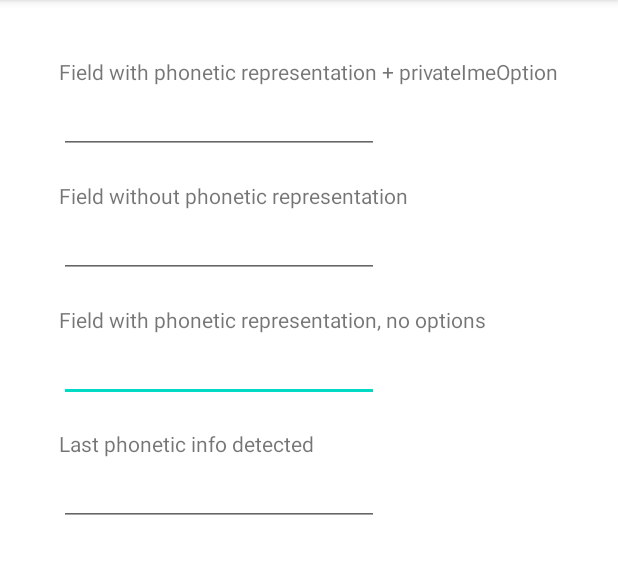
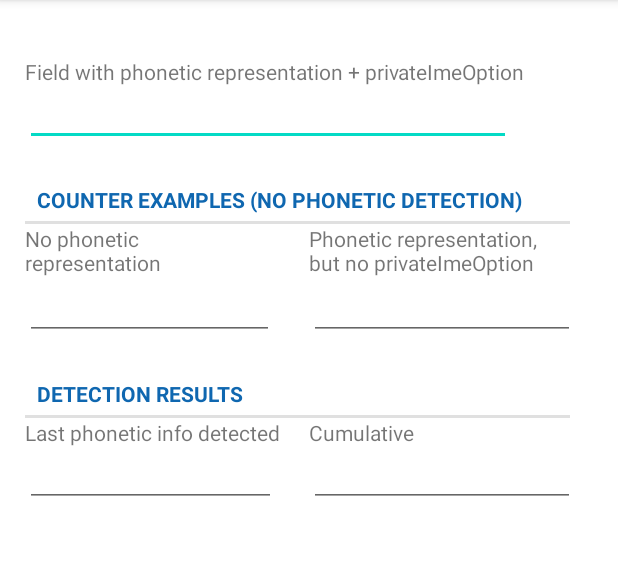
Before and after one commit to xxandy/GetGboardPhoneticOut, an Android app: the screen it shows after launch (MainActivity), on a phone screen of 412 x 824 dp, the part 84-658 px from its top. Run offline under Robolectric (Android 15) with nearby library versions, the phone set to English and light mode, and no system bars.

Commit message:
Add cumulative phonetic detection field

```diff
--- a/app/build.gradle
+++ b/app/build.gradle
@@ -9,8 +9,8 @@ android {
         applicationId "com.ragingsamples.getimephoneticname"
         minSdkVersion 27
         targetSdkVersion 29
-        versionCode 1
-        versionName "1.0"
+        versionCode 101
+        versionName "1.01"
 
         testInstrumentationRunner "androidx.test.runner.AndroidJUnitRunner"
     }
--- a/app/src/main/java/com/ragingsamples/getimephoneticname/MainActivity.java
+++ b/app/src/main/java/com/ragingsamples/getimephoneticname/MainActivity.java
@@ -34,11 +34,12 @@ import android.util.Log;
 
 public class MainActivity extends AppCompatActivity {
     private EventHighlighter eventHighlighter;
+    private EventHighlighter eventHighlighterCumulative;
 
     private class PhoneticRetriever implements TextWatcher {
-        PhoneticRetriever( EditText target )
-        {
+        PhoneticRetriever( EditText target, EditText cumulative ) {
             this._target = target;
+            this._cumulativeTarget = cumulative;
         }
 
         // Extracts phonetic metadata from an incoming text blob
@@ -66,19 +67,22 @@ public class MainActivity extends AppCompatActivity {
             if (sphonetic == null) {
                 _target.setText( "No Phonetic");
                 eventHighlighter.restartRed();
+                eventHighlighterCumulative.restartRed();
             } else {
                 _target.setText("Phonetic: " + sphonetic);
+                _cumulativeTarget.setText(_cumulativeTarget.getText() + sphonetic);
                 eventHighlighter.restartBlue();
+                eventHighlighterCumulative.restartBlue();
             }
         }
 
         @Override
-        public void beforeTextChanged(CharSequence s, int start, int count, int after) {
-        }
+        public void beforeTextChanged(CharSequence s, int start, int count, int after) {}
 
         @Override
         public void onTextChanged(CharSequence s, int start, int before, int count) {}
         EditText _target;
+        EditText _cumulativeTarget;
     }
     @Override
     protected void onCreate(Bundle savedInstanceState) {
@@ -91,8 +95,11 @@ public class MainActivity extends AppCompatActivity {
         EditText etResult =  (EditText)findViewById(R.id.lastPhoneticInfoDisplay );
         this.eventHighlighter = new EventHighlighter( etResult );
 
-        etNoPhonetic.addTextChangedListener( new PhoneticRetriever(etResult) );
-        etPhoneticNoOptions.addTextChangedListener( new PhoneticRetriever(etResult) );
-        etPhoneticWithOptions.addTextChangedListener( new PhoneticRetriever(etResult) );
+        EditText etCumulative =  (EditText)findViewById(R.id.cumulativeInfo );
+        this.eventHighlighterCumulative = new EventHighlighter( etCumulative );
+
+        etNoPhonetic.addTextChangedListener(new PhoneticRetriever(etResult, etCumulative));
+        etPhoneticNoOptions.addTextChangedListener(new PhoneticRetriever(etResult, etCumulative));
+        etPhoneticWithOptions.addTextChangedListener(new PhoneticRetriever(etResult, etCumulative));
     }
 }
--- a/app/src/main/res/layout/activity_main.xml
+++ b/app/src/main/res/layout/activity_main.xml
@@ -7,40 +7,41 @@
     tools:context=".MainActivity">
 
     <EditText
-        android:id="@+id/editTextPhoneticNoOptions"
-        android:layout_width="wrap_content"
-        android:layout_height="wrap_content"
+        android:id="@+id/editTextPhoneticWithOptions"
+        android:layout_width="324dp"
+        android:layout_height="40dp"
         android:ems="10"
-        android:inputType="textPersonName"
-        app:layout_constraintStart_toStartOf="@+id/textView3"
-        app:layout_constraintTop_toBottomOf="@+id/textView3"
-        android:importantForAutofill="no" />
-
-    <TextView
-        android:id="@+id/textView3"
-        android:layout_width="wrap_content"
-        android:layout_height="wrap_content"
-        android:layout_marginTop="18dp"
-        android:labelFor="@id/editTextPhoneticNoOptions"
-        android:text="@string/field_with_phonetic_representation_no_options"
-        app:layout_constraintStart_toStartOf="@+id/editTextNoPhonetic"
-        app:layout_constraintTop_toBottomOf="@+id/editTextNoPhonetic" />
-
-    <EditText
-        android:id="@+id/editTextPhoneticWithOptions"
-        android:layout_width="wrap_content"
-        android:layout_height="wrap_content"
-        android:ems="10"
+        android:importantForAutofill="no"
         android:inputType="textPersonName"
         android:privateImeOptions="com.google.android.inputmethod.latin.requestPhoneticOutput"
         app:layout_constraintStart_toStartOf="@+id/textView"
-        app:layout_constraintTop_toBottomOf="@+id/textView"
-        android:importantForAutofill="no" />
+        app:layout_constraintTop_toBottomOf="@+id/textView" />
+
+    <EditText
+        android:id="@+id/editTextNoPhonetic"
+        android:layout_width="166dp"
+        android:layout_height="40dp"
+        android:editable="true"
+        android:ems="10"
+        android:importantForAutofill="no"
+        android:inputType="none"
+        app:layout_constraintStart_toStartOf="@+id/textView4"
+        app:layout_constraintTop_toBottomOf="@+id/textView4" />
+
+    <EditText
+        android:id="@+id/editTextPhoneticNoOptions"
+        android:layout_width="177dp"
+        android:layout_height="40dp"
+        android:ems="10"
+        android:importantForAutofill="no"
+        android:inputType="textPersonName"
+        app:layout_constraintStart_toStartOf="@+id/textView3"
+        app:layout_constraintTop_toBottomOf="@+id/textView3" />
 
     <EditText
         android:id="@+id/lastPhoneticInfoDisplay"
-        android:layout_width="wrap_content"
-        android:layout_height="wrap_content"
+        android:layout_width="167dp"
+        android:layout_height="40dp"
         android:editable="false"
         android:ems="10"
         android:importantForAutofill="no"
@@ -48,14 +49,27 @@
         app:layout_constraintStart_toStartOf="@+id/textView2"
         app:layout_constraintTop_toBottomOf="@+id/textView2" />
 
+    <EditText
+        android:id="@+id/cumulativeInfo"
+        android:layout_width="177dp"
+        android:layout_height="40dp"
+        android:ems="10"
+        android:importantForAutofill="no"
+        android:inputType="textPersonName"
+        app:layout_constraintStart_toStartOf="@+id/cumulTitle"
+        app:layout_constraintTop_toBottomOf="@+id/cumulTitle" />
+
     <TextView
-        android:id="@+id/textView2"
-        android:layout_width="wrap_content"
-        android:layout_height="wrap_content"
-        android:layout_marginTop="18dp"
-        android:labelFor="@id/lastPhoneticInfoDisplay"
-        android:text="@string/last_phonetic_info_detected"
-        app:layout_constraintStart_toStartOf="@+id/editTextPhoneticNoOptions"
+        android:id="@+id/tvDetectionResults"
+        style="?android:attr/listSeparatorTextViewStyle"
+        android:layout_width="363dp"
+        android:layout_height="32dp"
+        android:layout_marginStart="0dp"
+        android:layout_marginTop="20dp"
+        android:text="@string/detection_results"
+        android:textAppearance="?android:attr/textAppearanceMedium"
+        android:textColor="#ff0f67b0"
+        app:layout_constraintStart_toStartOf="@+id/tvCounterExamples"
         app:layout_constraintTop_toBottomOf="@+id/editTextPhoneticNoOptions" />
 
     <TextView
@@ -66,31 +80,62 @@
         android:labelFor="@id/editTextPhoneticWithOptions"
         android:text="@string/field_with_phonetic_representation_privateimeoption"
         app:layout_constraintBottom_toBottomOf="parent"
+        app:layout_constraintHorizontal_bias="0.21"
         app:layout_constraintLeft_toLeftOf="parent"
         app:layout_constraintRight_toRightOf="parent"
         app:layout_constraintTop_toTopOf="parent"
         app:layout_constraintVertical_bias="0.027" />
 
-    <EditText
-        android:id="@+id/editTextNoPhonetic"
-        android:layout_width="wrap_content"
-        android:layout_height="wrap_content"
-        android:editable="true"
-        android:ems="10"
-        android:inputType="none"
-        app:layout_constraintStart_toStartOf="@+id/textView4"
-        app:layout_constraintTop_toBottomOf="@+id/textView4"
-        android:importantForAutofill="no" />
+    <TextView
+        android:id="@+id/tvCounterExamples"
+        style="?android:attr/listSeparatorTextViewStyle"
+        android:layout_width="363dp"
+        android:layout_height="32dp"
+        android:layout_marginTop="20dp"
+        android:text="@string/counter_examples"
+        android:textAppearance="?android:attr/textAppearanceMedium"
+        android:textColor="#ff0f67b0"
+        app:layout_constraintStart_toStartOf="@+id/editTextPhoneticWithOptions"
+        app:layout_constraintTop_toBottomOf="@+id/editTextPhoneticWithOptions" />
 
     <TextView
         android:id="@+id/textView4"
+        android:layout_width="165dp"
+        android:layout_height="37dp"
+        android:labelFor="@id/editTextNoPhonetic"
+        android:text="@string/field_without_phonetic_representation"
+        app:layout_constraintStart_toStartOf="@+id/tvCounterExamples"
+        app:layout_constraintTop_toBottomOf="@+id/tvCounterExamples" />
+
+
+    <TextView
+        android:id="@+id/textView3"
+        android:layout_width="173dp"
+        android:layout_height="37dp"
+        android:layout_marginStart="24dp"
+        android:labelFor="@id/editTextPhoneticNoOptions"
+        android:text="@string/field_with_phonetic_representation_no_options"
+        app:layout_constraintStart_toEndOf="@+id/textView4"
+        app:layout_constraintTop_toTopOf="@+id/textView4" />
+
+    <TextView
+        android:id="@+id/textView2"
         android:layout_width="wrap_content"
         android:layout_height="wrap_content"
-        android:layout_marginTop="18dp"
-        android:labelFor="@id/editTextNoPhonetic"
-        android:text="@string/field_without_phonetic_representation"
-        app:layout_constraintStart_toStartOf="@+id/editTextPhoneticWithOptions"
+        android:labelFor="@id/lastPhoneticInfoDisplay"
+        android:text="@string/last_phonetic_info_detected"
+        app:layout_constraintStart_toStartOf="@+id/tvDetectionResults"
+        app:layout_constraintTop_toBottomOf="@+id/tvDetectionResults" />
 
-        app:layout_constraintTop_toBottomOf="@+id/editTextPhoneticWithOptions" />
+    <TextView
+        android:id="@+id/cumulTitle"
+        android:layout_width="wrap_content"
+        android:layout_height="wrap_content"
+        android:layout_marginStart="0dp"
+        android:labelFor="@id/lastPhoneticInfoDisplay"
+        android:text="@string/cumulative_title"
+        app:layout_constraintStart_toStartOf="@+id/textView3"
+        app:layout_constraintTop_toTopOf="@+id/textView2" />
+
 
 </androidx.constraintlayout.widget.ConstraintLayout>
--- a/app/src/main/res/values/strings.xml
+++ b/app/src/main/res/values/strings.xml
@@ -1,7 +1,10 @@
 <resources>
     <string name="app_name">GetIMEPhoneticName</string>
     <string name="field_with_phonetic_representation_privateimeoption">Field with phonetic representation + privateImeOption</string>
-    <string name="field_without_phonetic_representation">Field without phonetic representation</string>
+    <string name="field_without_phonetic_representation">No phonetic representation</string>
+    <string name="field_with_phonetic_representation_no_options">Phonetic representation, but no privateImeOption</string>
     <string name="last_phonetic_info_detected">Last phonetic info detected</string>
-    <string name="field_with_phonetic_representation_no_options">Field with phonetic representation, no options</string>
+    <string name="cumulative_title">Cumulative</string>
+    <string name="counter_examples">COUNTER EXAMPLES (no phonetic detection)</string>
+    <string name="detection_results">DETECTION RESULTS</string>
 </resources>
```
